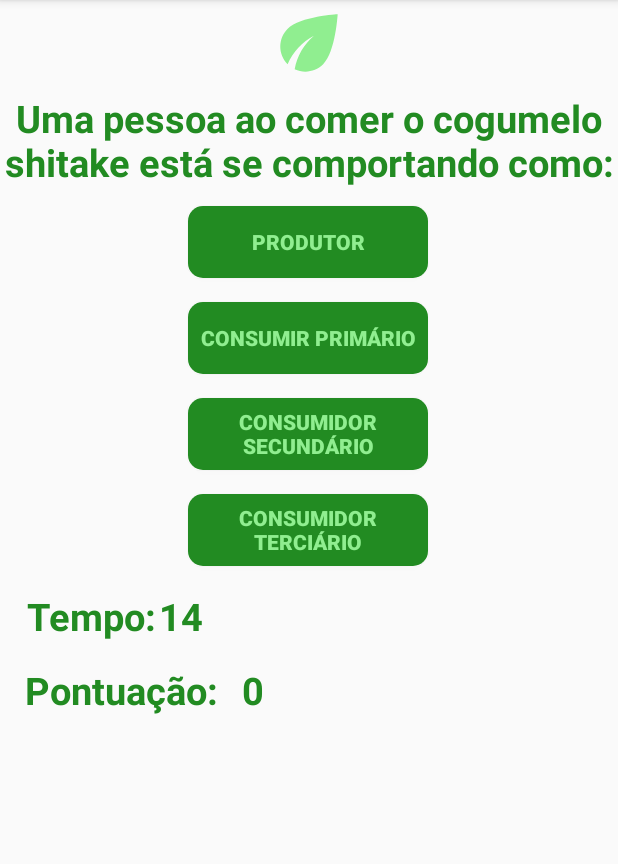
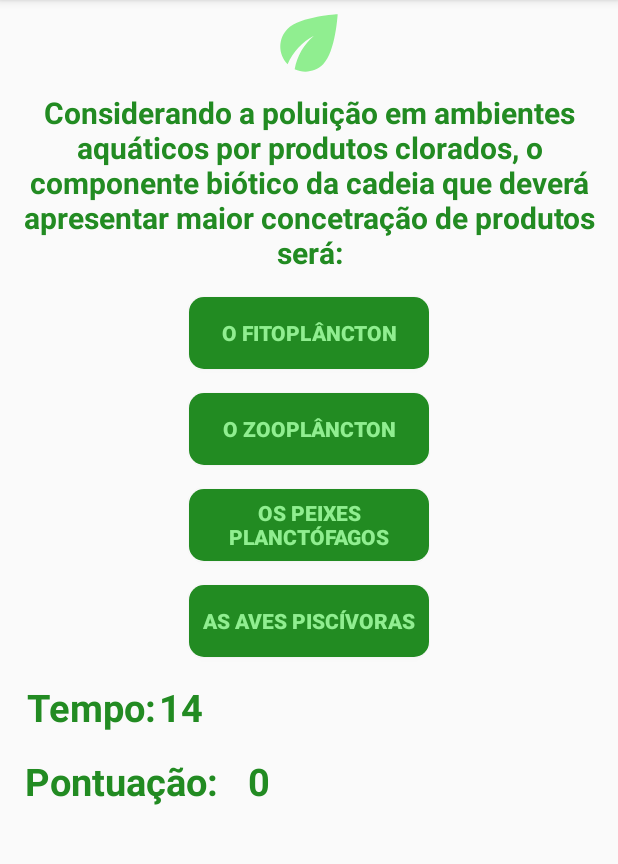
Before and after one commit to RenanSouzadeOliveira/EcoQuizMobile, an Android app: the Normal8 screen opened directly, with no data from a screen before it, on a phone screen of 412 x 824 dp, the part 84-948 px from its top. Run offline under Robolectric (Android 15) with nearby library versions, the phone set to English and light mode, and no system bars; our stand-ins replace AdMob; libraries missing offline, so code that uses them is left out: com.koushikdutta.async, com.koushikdutta.ion; pictures from the network do not load; 5 statements that could not run were skipped.

Commit message:
Tela 'NORMAL8' implementada.

```diff
--- a/app/src/main/AndroidManifest.xml
+++ b/app/src/main/AndroidManifest.xml
@@ -11,7 +11,8 @@
         android:roundIcon="@mipmap/ic_launcher_round"
         android:supportsRtl="true"
         android:theme="@style/AppTheme">
-        <activity android:name=".normal.Normal7"></activity>
+        <activity android:name=".normal.Normal8"></activity>
+        <activity android:name=".normal.Normal7" />
         <activity
             android:name=".normal.Normal6"
             android:screenOrientation="portrait" />
--- a/app/src/main/java/com/example/ecoquiz/controll/PartidaController.java
+++ b/app/src/main/java/com/example/ecoquiz/controll/PartidaController.java
@@ -23,6 +23,7 @@
         respostas.add("ESPÉCIES GENERALISTAS");
         respostas.add("PRODUTORES E DECOMPOSITORES");
         respostas.add("CONSUMIDOR SECUNDÁRIO");
+        respostas.add("AS AVES PISCÍVORAS");
 
 
         if(respostas.contains(alternativa)){
--- a/app/src/main/java/com/example/ecoquiz/normal/Normal7.java
+++ b/app/src/main/java/com/example/ecoquiz/normal/Normal8.java
@@ -31,7 +31,7 @@
 import com.koushikdutta.async.future.FutureCallback;
 import com.koushikdutta.ion.Ion;
 
-public class Normal7 extends AppCompatActivity {
+public class Normal8 extends AppCompatActivity {
     private AlertDialog alerta;
     private CountDownTimer relogio;
     private RewardedAd rewardedAd;
@@ -39,11 +39,10 @@
     MediaPlayer mp;
 
     Player player;
-
     @Override
     protected void onCreate(Bundle savedInstanceState) {
         super.onCreate(savedInstanceState);
-        setContentView(R.layout.activity_normal7);
+        setContentView(R.layout.activity_normal8);
         player = getIntent().getExtras().getParcelable("user");
         TextView pontuacao = (TextView)findViewById(R.id.txtPontuacaoAtual);
         pontuacao.setText(Integer.toString(player.getPontuacao()));
@@ -85,7 +84,7 @@
             botao.setBackground(getResources().getDrawable(R.drawable.buttonverify));
             relogio.cancel();
             player.setPontuacao(Integer.parseInt(cronometro.getText().toString()));
-            Intent it = new Intent(Normal7.this, Normal3.class);
+            Intent it = new Intent(Normal8.this, Normal3.class);
             it.putExtra("user",player);
             startActivityForResult(it, 0);
         } else{
@@ -94,7 +93,7 @@
             mp.start();
             botao.setBackground(getResources().getDrawable(R.drawable.buttonerror));
             relogio.cancel();
-            Intent it = new Intent(Normal7.this, Normal3.class);
+            Intent it = new Intent(Normal8.this, Normal3.class);
             it.putExtra("user",player);
             startActivityForResult(it, 0);
         }
@@ -112,7 +111,7 @@
             botao.setBackground(getResources().getDrawable(R.drawable.buttonverify));
             relogio.cancel();
             player.setPontuacao(Integer.parseInt(cronometro.getText().toString()));
-            Intent it = new Intent(Normal7.this, Normal3.class);
+            Intent it = new Intent(Normal8.this, Normal3.class);
             it.putExtra("user",player);
             startActivityForResult(it, 0);
         } else{
@@ -121,7 +120,7 @@
             mp.start();
             botao.setBackground(getResources().getDrawable(R.drawable.buttonerror));
             relogio.cancel();
-            Intent it = new Intent(Normal7.this, Normal3.class);
+            Intent it = new Intent(Normal8.this, Normal3.class);
             it.putExtra("user", player);
             startActivityForResult(it, 0);
         }
@@ -139,7 +138,7 @@
             botao.setBackground(getResources().getDrawable(R.drawable.buttonverify));
             relogio.cancel();
             player.setPontuacao(Integer.parseInt(cronometro.getText().toString()));
-            Intent it = new Intent(Normal7.this, Normal3.class);
+            Intent it = new Intent(Normal8.this, Normal3.class);
             it.putExtra("user",player);
             startActivityForResult(it, 0);
         } else{
@@ -148,7 +147,7 @@
             mp.start();
             botao.setBackground(getResources().getDrawable(R.drawable.buttonerror));
             relogio.cancel();
-            Intent it = new Intent(Normal7.this, Normal3.class);
+            Intent it = new Intent(Normal8.this, Normal3.class);
             it.putExtra("user", player);
             startActivityForResult(it, 0);
         }
@@ -166,7 +165,7 @@
             botao.setBackground(getResources().getDrawable(R.drawable.buttonverify));
             relogio.cancel();
             player.setPontuacao(Integer.parseInt(cronometro.getText().toString()));
-            Intent it = new Intent(Normal7.this, Normal3.class);
+            Intent it = new Intent(Normal8.this, Normal3.class);
             it.putExtra("user",player);
             startActivityForResult(it, 0);
         } else{
@@ -175,7 +174,7 @@
             mp.start();
             botao.setBackground(getResources().getDrawable(R.drawable.buttonerror));
             relogio.cancel();
-            Intent it = new Intent(Normal7.this, Normal3.class);
+            Intent it = new Intent(Normal8.this, Normal3.class);
             it.putExtra("user",player);
             startActivityForResult(it, 0);
         }
@@ -196,7 +195,7 @@
                 @Override
                 public void onClick(View v) {
                     registrarOnline(player.getNome().toString(), player.getPontuacao());
-                    Intent it = new Intent(Normal7.this, MainActivity.class);
+                    Intent it = new Intent(Normal8.this, MainActivity.class);
                     startActivityForResult(it, 0);
                 }
             });
@@ -205,7 +204,7 @@
                 @Override
                 public void onClick(View v) {
                     if (rewardedAd.isLoaded()) {
-                        Activity activityContext = Normal7.this;
+                        Activity activityContext = Normal8.this;
                         RewardedAdCallback adCallback = new RewardedAdCallback() {
                             @Override
                             public void onRewardedAdOpened() {
@@ -219,14 +218,14 @@
 
                             @Override
                             public void onUserEarnedReward(@NonNull RewardItem rewardItem) {
-                                AlertDialog.Builder abc = new AlertDialog.Builder(Normal7.this);
+                                AlertDialog.Builder abc = new AlertDialog.Builder(Normal8.this);
                                 View dialog = getLayoutInflater().inflate(R.layout.dialog_continuar, null);
                                 Button btnContinue = (Button)dialog.findViewById(R.id.btnContinuar);
 
                                 btnContinue.setOnClickListener(new View.OnClickListener() {
                                     @Override
                                     public void onClick(View v) {
-                                        Intent it = new Intent(Normal7.this, Normal3.class);
+                                        Intent it = new Intent(Normal8.this, Normal3.class);
                                         it.putExtra("user",player);
                                         startActivityForResult(it, 0);
                                     }
@@ -257,7 +256,7 @@
             msg.setNegativeButton("OK", new DialogInterface.OnClickListener() {
                 @Override
                 public void onClick(DialogInterface dialog, int which) {
-                    Intent it = new Intent(Normal7.this, MainActivity.class);
+                    Intent it = new Intent(Normal8.this, MainActivity.class);
                     startActivityForResult(it, 0);
                 }
             });
--- /dev/null
+++ b/app/src/main/res/layout/activity_normal8.xml
@@ -0,0 +1,162 @@
+<?xml version="1.0" encoding="utf-8"?>
+<RelativeLayout xmlns:android="http://schemas.android.com/apk/res/android"
+    xmlns:app="http://schemas.android.com/apk/res-auto"
+    xmlns:tools="http://schemas.android.com/tools"
+    android:layout_width="match_parent"
+    android:layout_height="match_parent"
+    tools:context=".normal.Normal8">
+
+    <ScrollView
+        android:layout_width="match_parent"
+        android:layout_height="match_parent">
+
+        <LinearLayout
+            android:layout_width="match_parent"
+            android:layout_height="wrap_content"
+            android:orientation="vertical" >
+
+            <androidx.constraintlayout.widget.ConstraintLayout
+                android:layout_width="match_parent"
+                android:layout_height="match_parent">
+
+                <ImageView
+                    android:id="@+id/imgLogo"
+                    android:layout_width="0dp"
+                    android:layout_height="57dp"
+                    app:layout_constraintEnd_toEndOf="parent"
+                    app:layout_constraintStart_toStartOf="parent"
+                    app:layout_constraintTop_toTopOf="parent"
+                    app:srcCompat="@drawable/ic_baseline_eco_24" />
+
+                <TextView
+                    android:id="@+id/txtEnunciado"
+                    android:layout_width="0dp"
+                    android:layout_height="wrap_content"
+                    android:layout_marginTop="4dp"
+                    android:text="@string/enunciado_normal8"
+                    android:textAlignment="center"
+                    android:textColor="@color/colorPrimary"
+                    android:textSize="20sp"
+                    android:textStyle="bold"
+                    app:layout_constraintEnd_toEndOf="parent"
+                    app:layout_constraintStart_toStartOf="parent"
+                    app:layout_constraintTop_toBottomOf="@+id/imgLogo" />
+
+                <Button
+                    android:id="@+id/btnResposta0"
+                    android:layout_width="160dp"
+                    android:layout_height="0dp"
+                    android:layout_marginTop="16dp"
+                    android:background="@drawable/buttonstyle"
+                    android:onClick="verificarResposta0"
+                    android:text="@string/R0N8"
+                    android:textAlignment="center"
+                    android:textColor="@color/colotSecundari"
+                    android:textStyle="bold"
+                    app:layout_constraintEnd_toEndOf="parent"
+                    app:layout_constraintStart_toStartOf="parent"
+                    app:layout_constraintTop_toBottomOf="@+id/txtEnunciado" />
+
+                <Button
+                    android:id="@+id/btnResposta1"
+                    android:layout_width="160dp"
+                    android:layout_height="0dp"
+                    android:layout_marginTop="16dp"
+                    android:background="@drawable/buttonstyle"
+                    android:onClick="verificarResposta1"
+                    android:text="@string/R1N8"
+                    android:textAlignment="center"
+                    android:textColor="@color/colotSecundari"
+                    android:textStyle="bold"
+                    app:layout_constraintEnd_toEndOf="@+id/btnResposta0"
+                    app:layout_constraintStart_toStartOf="@+id/btnResposta0"
+                    app:layout_constraintTop_toBottomOf="@+id/btnResposta0" />
+
+                <Button
+                    android:id="@+id/btnResposta2"
+                    android:layout_width="160dp"
+                    android:layout_height="0dp"
+                    android:layout_marginTop="16dp"
+                    android:background="@drawable/buttonstyle"
+                    android:onClick="verificarResposta2"
+                    android:text="@string/R2N8"
+                    android:textAlignment="center"
+                    android:textColor="@color/colotSecundari"
+                    android:textStyle="bold"
+                    app:layout_constraintEnd_toEndOf="@+id/btnResposta1"
+                    app:layout_constraintStart_toStartOf="@+id/btnResposta1"
+                    app:layout_constraintTop_toBottomOf="@+id/btnResposta1" />
+
+                <Button
+                    android:id="@+id/btnResposta3"
+                    android:layout_width="160dp"
+                    android:layout_height="0dp"
+                    android:layout_marginTop="16dp"
+                    android:background="@drawable/buttonstyle"
+                    android:onClick="verificarResposta3"
+                    android:text="@string/R3N8"
+                    android:textAlignment="center"
+                    android:textColor="@color/colotSecundari"
+                    android:textStyle="bold"
+                    app:layout_constraintEnd_toEndOf="@+id/btnResposta2"
+                    app:layout_constraintStart_toStartOf="@+id/btnResposta2"
+                    app:layout_constraintTop_toBottomOf="@+id/btnResposta2" />
+
+                <TextView
+                    android:id="@+id/txtTempo"
+                    android:layout_width="90dp"
+                    android:layout_height="33dp"
+                    android:layout_marginStart="16dp"
+                    android:layout_marginTop="16dp"
+                    android:text="@string/tempo"
+                    android:textAlignment="center"
+                    android:textColor="@color/colorPrimary"
+                    android:textSize="25sp"
+                    android:textStyle="bold"
+                    app:layout_constraintStart_toStartOf="parent"
+                    app:layout_constraintTop_toBottomOf="@+id/btnResposta3" />
+
+                <TextView
+                    android:id="@+id/txtCronometro"
+                    android:layout_width="30dp"
+                    android:layout_height="33dp"
+                    android:layout_marginTop="16dp"
+                    android:text="@string/crNormal"
+                    android:textAlignment="center"
+                    android:textColor="@color/colorPrimary"
+                    android:textSize="25sp"
+                    android:textStyle="bold"
+                    app:layout_constraintStart_toEndOf="@+id/txtTempo"
+                    app:layout_constraintTop_toBottomOf="@+id/btnResposta3" />
+
+                <TextView
+                    android:id="@+id/txtPontuacao"
+                    android:layout_width="130dp"
+                    android:layout_height="33dp"
+                    android:layout_marginTop="16dp"
+                    android:text="@string/pontuacao"
+                    android:textAlignment="center"
+                    android:textColor="@color/colorPrimary"
+                    android:textSize="25sp"
+                    android:textStyle="bold"
+                    app:layout_constraintStart_toStartOf="@+id/txtTempo"
+                    app:layout_constraintTop_toBottomOf="@+id/txtTempo" />
+
+                <TextView
+                    android:id="@+id/txtPontuacaoAtual"
+                    android:layout_width="45dp"
+                    android:layout_height="33dp"
+                    android:layout_marginStart="4dp"
+                    android:layout_marginTop="16dp"
+                    android:text="@string/pontuacaoAtual"
+                    android:textAlignment="center"
+                    android:textColor="@color/colorPrimary"
+                    android:textSize="25sp"
+                    android:textStyle="bold"
+                    app:layout_constraintStart_toEndOf="@+id/txtPontuacao"
+                    app:layout_constraintTop_toBottomOf="@+id/txtCronometro" />
+            </androidx.constraintlayout.widget.ConstraintLayout>
+        </LinearLayout>
+    </ScrollView>
+
+</RelativeLayout>
--- a/app/src/main/res/values/strings.xml
+++ b/app/src/main/res/values/strings.xml
@@ -50,4 +50,9 @@
     <string name="R1N7">CONSUMIR PRIMÁRIO</string>
     <string name="R2N7">CONSUMIDOR SECUNDÁRIO</string>
     <string name="R3N7">CONSUMIDOR TERCIÁRIO</string>
+    <string name="enunciado_normal8">Considerando a poluição em ambientes aquáticos por produtos clorados, o componente biótico da cadeia que deverá apresentar maior concetração de produtos será:</string>
+    <string name="R0N8">O FITOPLÂNCTON</string>
+    <string name="R1N8">O ZOOPLÂNCTON</string>
+    <string name="R2N8">OS PEIXES PLANCTÓFAGOS</string>
+    <string name="R3N8">AS AVES PISCÍVORAS</string>
 </resources>
```
